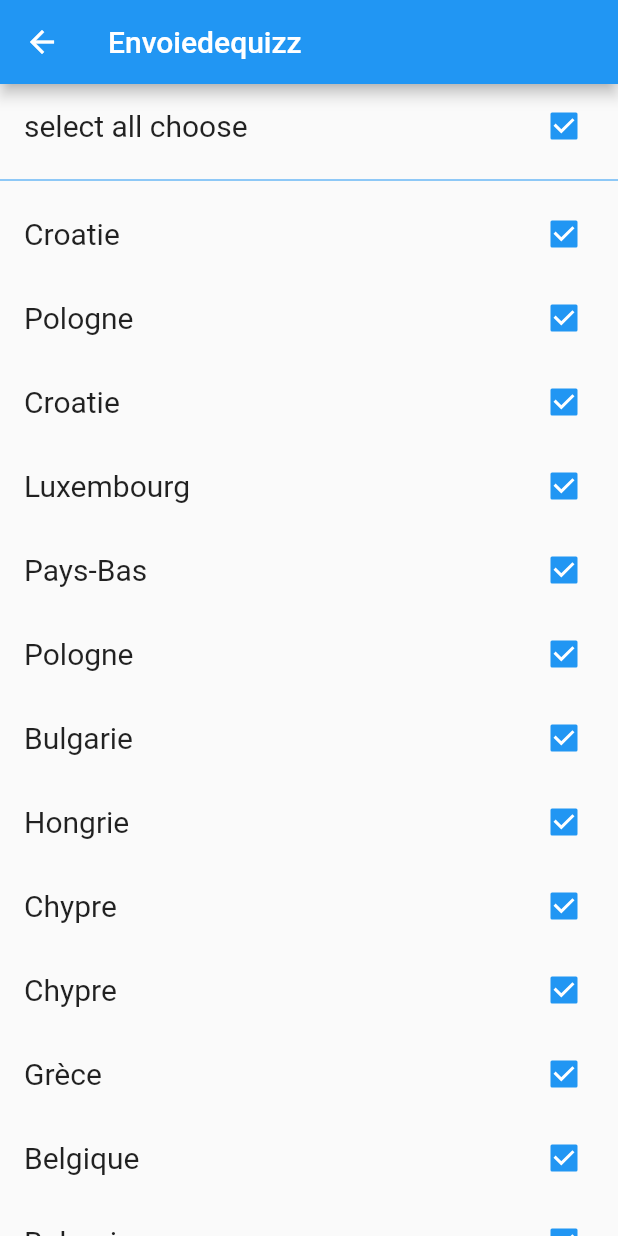
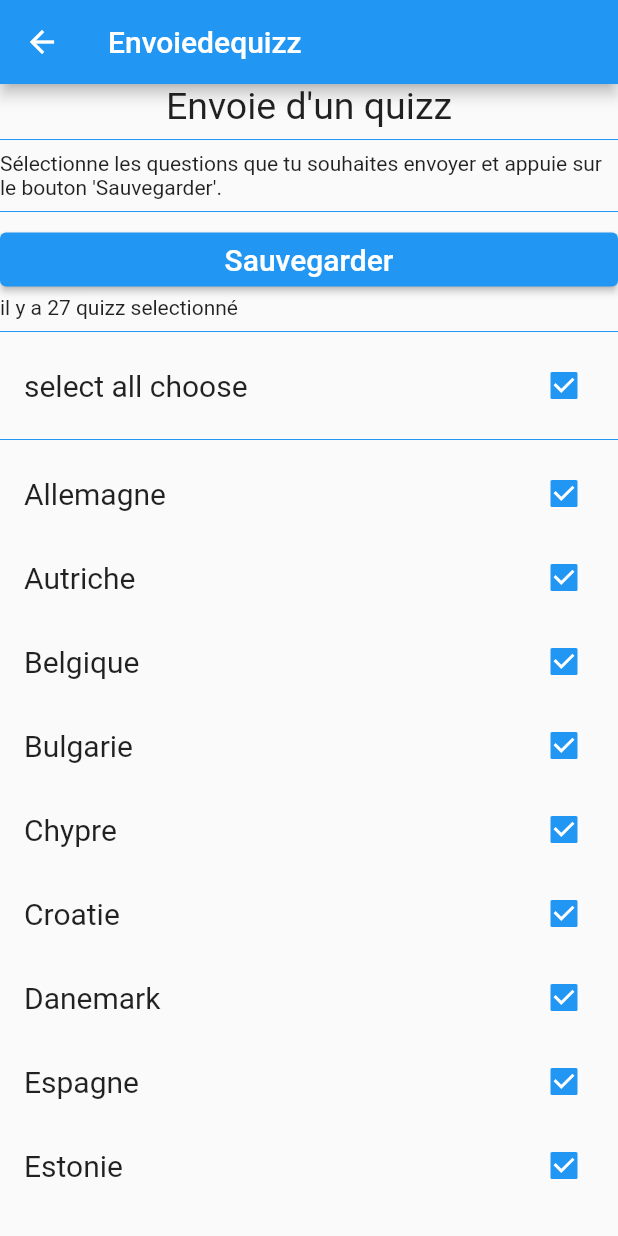
Before and after one commit to jipspaul/Esme22, a Flutter app: the QuizzEnvoieScreen screen opened by its route, after a tap on "select all choose", on a phone screen of 412 x 824 dp. Run offline on Flutter 3.47's test engine with Material 2 defaults, Android fonts, the phone set to English and light mode, and no system bars; our stand-ins replace flutter_blue, google_maps_flutter.

Commit message:
the 3S6 Group branch, button sauvegarder is finish return à list of objet question we can scroldown

```diff
--- a/lib/data/models/Question.dart
+++ b/lib/data/models/Question.dart
@@ -14,6 +14,11 @@ class Question {
   factory Question.fromJson(Map<String, dynamic> json) =>
       _$QuestionFromJson(json);
   Map<String, dynamic> toJson() => _$QuestionToJson(this);
+
+  @override
+  String toString() {
+    return 'Question{question: $question, data: $data, type: $type, responses: $responses}';
+  }
 }
 
 
--- a/lib/ui/QuizzEnvoieScreen.dart
+++ b/lib/ui/QuizzEnvoieScreen.dart
@@ -1,8 +1,9 @@
 import 'package:flutter/material.dart';
-
+import 'package:flutter_application_1/data/models/Question.dart';
 import 'package:flutter_application_1/domain/CheckBoxStateManagerSendQuizz.dart';
 import 'package:flutter_application_1/domain/QuestionManager.dart';
 import 'package:flutter_application_1/data/repositories/MockQuizzNotification.dart';
+
 class QuizzEnvoieScreen extends StatefulWidget {
   @override
   State<QuizzEnvoieScreen> createState() => _QuizzEnvoieScreenState();
@@ -11,18 +12,44 @@ class QuizzEnvoieScreen extends StatefulWidget {
 class _QuizzEnvoieScreenState extends State<QuizzEnvoieScreen> {
   QuestionManager questionManager = QuestionManager();
   final allcheckbox = CheckBoxStateManagerSendQuizz(title: 'select all choose');
-  MockQuizzNotification notifications=MockQuizzNotification();
-  List<CheckBoxStateManagerSendQuizz> notifications2 = MockQuizzNotification().getlistenotification();
+  MockQuizzNotification notifications = MockQuizzNotification();
+  List<CheckBoxStateManagerSendQuizz> notifications2 =
+      MockQuizzNotification().getlistenotification();
+  List<String> listequestionselectionner = [];
+
   @override
   Widget build(BuildContext context) {
-
     return Scaffold(
       appBar: AppBar(
         title: const Text('Envoiedequizz'),
       ),
       body: Center(
-        child: Column(
+        child: ListView(
           children: [
+            Text("Envoie d'un quizz",
+                textAlign: TextAlign.center, style: TextStyle(fontSize: 25)),
+            Divider(color: Colors.blue),
+            Text(
+                "Sélectionne les questions que tu souhaites envoyer et appuie sur le bouton 'Sauvegarder'.",
+                textAlign: TextAlign.left),
+            Divider(color: Colors.blue),
+            ElevatedButton(
+              child: Text('Sauvegarder', style: TextStyle(fontSize: 20)),
+              onPressed: (listequestionselectionner.length > 0)
+                  ? () {
+                      //if buttonenabled == true then pass a function otherwise pass "null"
+                      print("Elevated Button One pressed");
+                      List<Question> listequestionchoisit = MockQuizzNotification().getlistechoit(listequestionselectionner);
+                      print(listequestionchoisit);
+              }
+                  : null,
+            ),
+            Text(
+                "il y a " +
+                    listequestionselectionner.length.toString() +
+                    " quizz selectionné",
+                textAlign: TextAlign.left),
+            Divider(color: Colors.blue),
             buildgroupCheckbox(allcheckbox),
             Divider(color: Colors.blue),
             ...notifications2.map(buildSingleCheckbox).toList(),
@@ -32,28 +59,43 @@ class _QuizzEnvoieScreenState extends State<QuizzEnvoieScreen> {
     );
   }
 
-  Widget buildSingleCheckbox(CheckBoxStateManagerSendQuizz checkBox) => CheckboxListTile(
+  Widget buildSingleCheckbox(CheckBoxStateManagerSendQuizz checkBox) =>
+      CheckboxListTile(
         value: checkBox.value,
         title: Text(checkBox.title, style: TextStyle(fontSize: 20)),
         onChanged: (value) => setState(() {
           checkBox.value = value!;
-          allcheckbox.value=
+          if (checkBox.value == true) {
+            listequestionselectionner.add(checkBox.title);
+          } else {
+            listequestionselectionner.remove(checkBox.title);
+          }
+          print(listequestionselectionner);
+          allcheckbox.value =
               notifications2.every((element) => element.value == true);
         }),
       );
 
+  Widget buildgroupCheckbox(CheckBoxStateManagerSendQuizz checkBox) =>
+      CheckboxListTile(
+        value: checkBox.value,
+        title: Text(checkBox.title, style: TextStyle(fontSize: 20)),
+        onChanged: toggleGroupChexbox,
+      );
 
-
-  Widget buildgroupCheckbox(CheckBoxStateManagerSendQuizz checkBox) => CheckboxListTile(
-    value: checkBox.value,
-    title: Text(checkBox.title, style: TextStyle(fontSize: 20)),
-    onChanged: toggleGroupChexbox,
-  );
-  void toggleGroupChexbox(bool? value){
-    if (value == null)return;
+  void toggleGroupChexbox(bool? value) {
+    if (value == null) return;
     setState(() {
-      allcheckbox.value=value;
-      notifications2.forEach((element) => element.value=value);
+      allcheckbox.value = value;
+      notifications2.forEach((element) => element.value = value);
+      if (allcheckbox.value == true) {
+        listequestionselectionner.clear();
+        notifications2
+            .forEach((element) => listequestionselectionner.add(element.title));
+      } else {
+        listequestionselectionner.clear();
+      }
+      print(listequestionselectionner);
     });
   }
 }
```
Also changed, not shown: lib/data/repositories/MockQuizzNotification.dart (+14 -6 lines).
